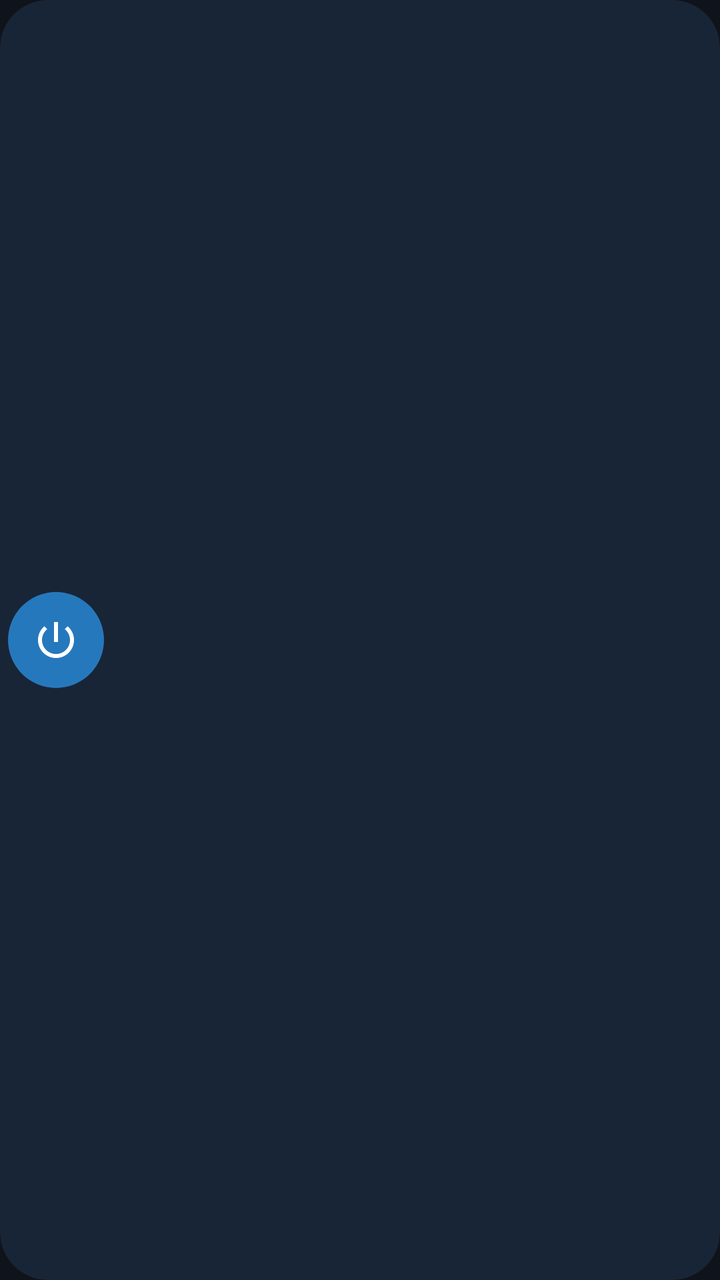
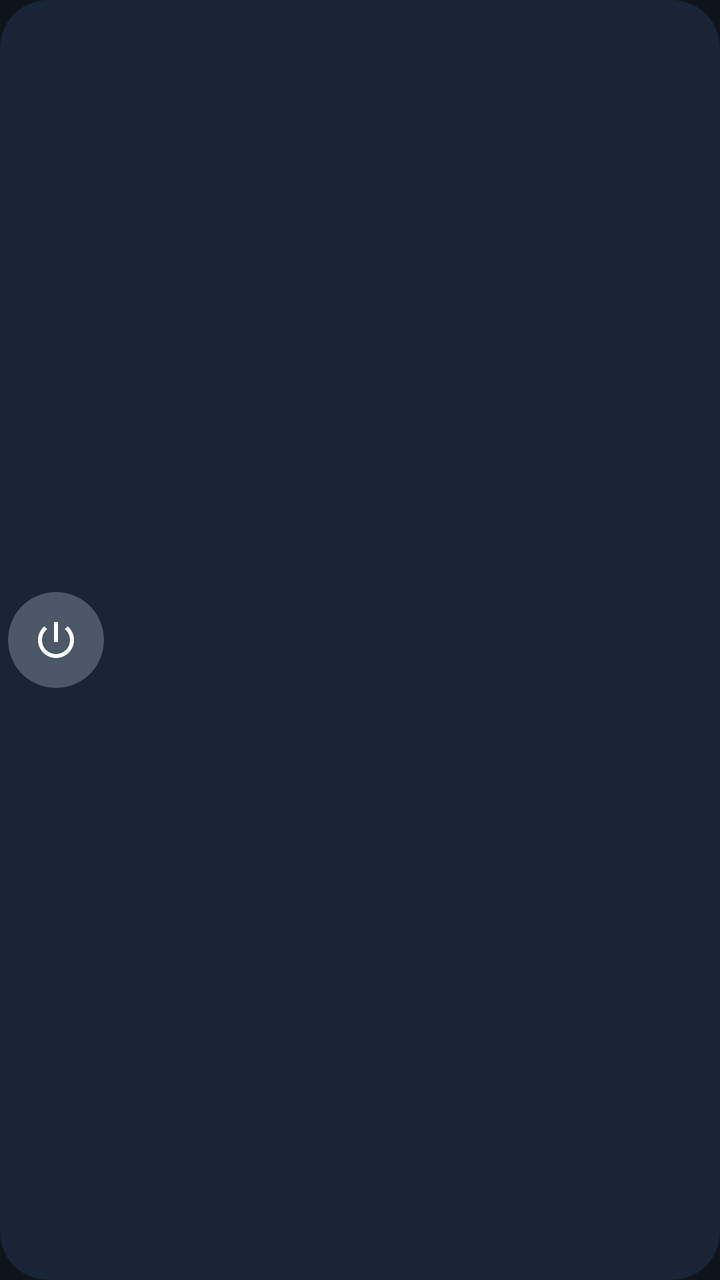

The first picture is an Android layout as it rendered before a commit; the second is the same layout after the commit. The layout source and the unified diff follow.
<!-- AndroidManifest.xml: application theme Theme.RTrust -->
<!-- res/layout/vpn_widget_horizontal.xml -->
<LinearLayout xmlns:android="http://schemas.android.com/apk/res/android" android:layout_width="match_parent" android:layout_height="match_parent" android:orientation="horizontal" android:gravity="center_vertical" android:padding="4dp" android:background="@drawable/widget_background"><ImageButton android:id="@+id/widget_power" android:layout_width="48dp" android:layout_height="48dp" android:padding="13dp" android:src="@drawable/ic_power" android:tint="#FFFFFF" android:background="@drawable/widget_button" android:contentDescription="@string/widget_toggle" /><TextView android:id="@+id/widget_status" android:layout_width="0dp" android:layout_height="wrap_content" android:layout_weight="1" android:paddingStart="4dp" android:paddingEnd="2dp" android:textColor="#E8EEF7" android:textSize="11sp" android:maxLines="2" android:ellipsize="end" /></LinearLayout>
<!-- resources referenced by this layout -->
<resources>
  <!-- drawable ic_power (drawable) -->
  <vector xmlns:android="http://schemas.android.com/apk/res/android" android:width="24dp" android:height="24dp" android:viewportWidth="24" android:viewportHeight="24" android:tint="?android:attr/textColorPrimary">
      <path android:fillColor="#FFFFFF" android:pathData="M13,3h-2v10h2V3zM17.83,5.17l-1.42,1.42C17.99,7.86 19,9.81 19,12c0,3.87 -3.13,7 -7,7s-7,-3.13 -7,-7c0,-2.19 1.01,-4.14 2.58,-5.42L6.17,5.17C4.23,6.82 3,9.26 3,12c0,4.97 4.03,9 9,9s9,-4.03 9,-9C21,9.26 19.77,6.82 17.83,5.17z" />
  </vector>
  <!-- drawable widget_background (drawable) -->
  <shape xmlns:android="http://schemas.android.com/apk/res/android"><solid android:color="#182536"/><corners android:radius="24dp"/></shape>
  <!-- drawable widget_button (drawable) -->
  <shape xmlns:android="http://schemas.android.com/apk/res/android"><solid android:color="#2678BD"/><corners android:radius="28dp"/></shape>
  <string name="widget_toggle">Toggle VPN</string>
  <style name="Theme.RTrust" parent="@android:style/Theme.Material.NoActionBar">
          <item name="android:colorPrimary">@color/surface</item>
          <item name="android:colorPrimaryDark">@color/bg</item>
          <item name="android:colorAccent">@color/accent</item>
          <item name="android:windowBackground">@color/bg</item>
          <item name="android:statusBarColor">@android:color/transparent</item>
          <item name="android:navigationBarColor">@android:color/transparent</item>
          <item name="android:windowLightStatusBar">false</item>
          <item name="android:textColorPrimary">@color/text</item>
          <item name="android:textColorSecondary">@color/text_muted</item>
          <item name="android:alertDialogTheme">@style/Dialog.RTrust</item>
          <item name="android:popupMenuStyle">@style/Popup.RTrust</item>
      </style>
  <color name="surface">#182029</color>
  <color name="bg">#0F141B</color>
  <color name="accent">#4DA3FF</color>
  <color name="text">#F2F6FA</color>
  <color name="text_muted">#93A3B5</color>
  <style name="Dialog.RTrust" parent="@android:style/Theme.Material.Dialog.Alert">
          <item name="android:colorAccent">@color/accent</item>
          <item name="android:colorBackground">@color/surface_raised</item>
          <item name="android:textColorPrimary">@color/text</item>
          <item name="android:textColorSecondary">@color/text_muted</item>
          <item name="android:windowTitleStyle">@style/DialogTitle.RTrust</item>
      </style>
  <style name="Popup.RTrust" parent="@android:style/Widget.Material.PopupMenu">
          <item name="android:popupBackground">@color/surface_raised</item>
      </style>
  <color name="surface_raised">#212B37</color>
  <style name="DialogTitle.RTrust" parent="@android:style/TextAppearance.Material.DialogWindowTitle">
          <item name="android:textColor">@color/text</item>
      </style>
</resources>

<!-- the commit's change to res/layout/vpn_widget_horizontal.xml (unified diff, before → after) -->
@@ -1 +1 @@
-<LinearLayout xmlns:android="http://schemas.android.com/apk/res/android" android:layout_width="match_parent" android:layout_height="match_parent" android:orientation="horizontal" android:gravity="center_vertical" android:padding="4dp" android:background="@drawable/widget_background"><ImageButton android:id="@+id/widget_power" android:layout_width="48dp" android:layout_height="48dp" android:padding="13dp" android:src="@drawable/ic_power" android:tint="#FFFFFF" android:background="@drawable/widget_button" android:contentDescription="@string/widget_toggle" /><TextView android:id="@+id/widget_status" android:layout_width="0dp" android:layout_height="wrap_content" android:layout_weight="1" android:paddingStart="4dp" android:paddingEnd="2dp" android:textColor="#E8EEF7" android:textSize="11sp" android:maxLines="2" android:ellipsize="end" /></LinearLayout>
+<LinearLayout xmlns:android="http://schemas.android.com/apk/res/android" android:layout_width="match_parent" android:layout_height="match_parent" android:orientation="horizontal" android:gravity="center_vertical" android:padding="4dp" android:background="@drawable/widget_background"><ImageButton android:id="@+id/widget_power" android:layout_width="48dp" android:layout_height="48dp" android:padding="13dp" android:src="@drawable/ic_power" android:tint="#FFFFFF" android:background="@drawable/widget_button_off" android:contentDescription="@string/widget_toggle" /><TextView android:id="@+id/widget_status" android:layout_width="0dp" android:layout_height="wrap_content" android:layout_weight="1" android:paddingStart="4dp" android:paddingEnd="2dp" android:textColor="#E8EEF7" android:textSize="11sp" android:maxLines="2" android:ellipsize="end" /></LinearLayout>
<!-- resource entries referenced after the edit -->
@@ -6,8 +6,8 @@
   </vector>
   <!-- drawable widget_background (drawable) -->
   <shape xmlns:android="http://schemas.android.com/apk/res/android"><solid android:color="#182536"/><corners android:radius="24dp"/></shape>
-  <!-- drawable widget_button (drawable) -->
-  <shape xmlns:android="http://schemas.android.com/apk/res/android"><solid android:color="#2678BD"/><corners android:radius="28dp"/></shape>
+  <!-- drawable widget_button_off (drawable) -->
+  <shape xmlns:android="http://schemas.android.com/apk/res/android"><solid android:color="#4A5868"/><corners android:radius="28dp"/></shape>
   <string name="widget_toggle">Toggle VPN</string>
   <style name="Theme.RTrust" parent="@android:style/Theme.Material.NoActionBar">
           <item name="android:colorPrimary">@color/surface</item>
